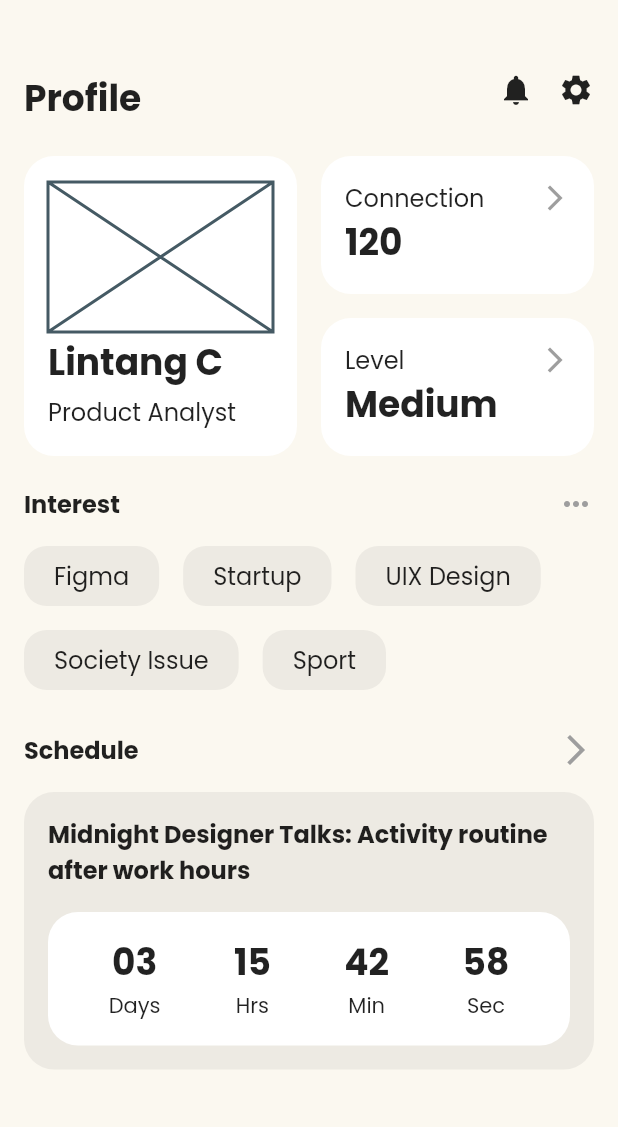
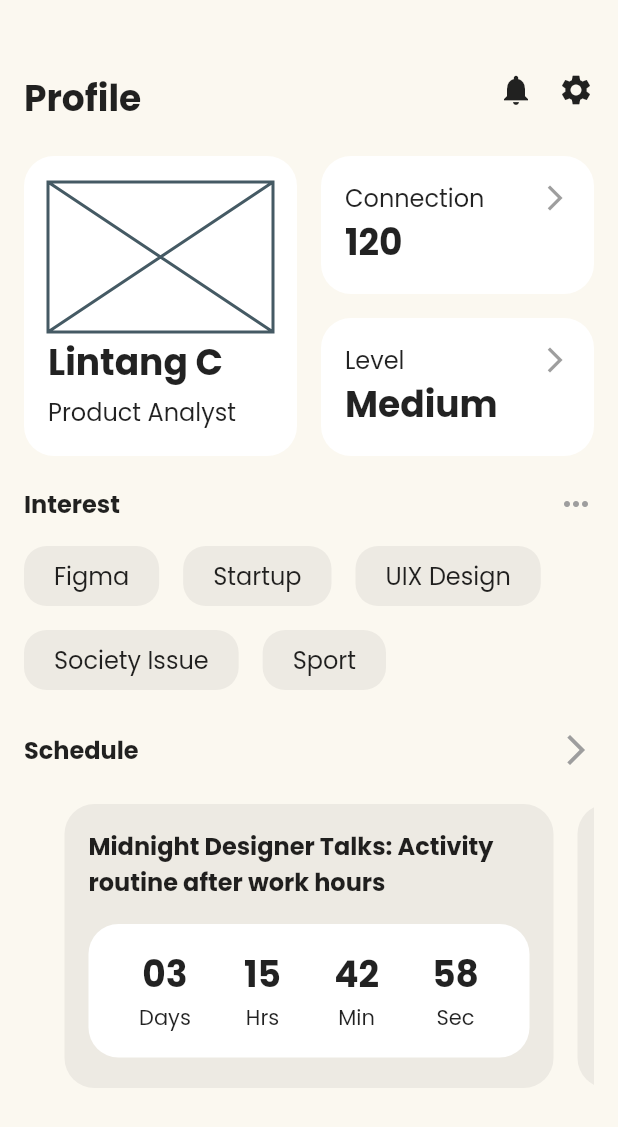
Before and after one commit to tadakun8/social_networking_and_forum_mobile_app_clone, a Flutter app: the screen it shows after launch, on a phone screen of 412 x 824 dp. Shown: the top 1127 px of the screen. Run offline on Flutter 3.47's test engine with Material 2 defaults, Android fonts, the phone set to English and light mode, and no system bars; drawn by our look-alikes of carousel_slider; our stand-ins replace google_fonts.

Commit message:
feat: Add carousels of schedule contents

```diff
--- a/lib/screens/profile/components/schedule.dart
+++ b/lib/screens/profile/components/schedule.dart
@@ -1,9 +1,15 @@
+import 'package:carousel_slider/carousel_slider.dart';
 import 'package:flutter/material.dart';
 
 import '../../../constants.dart';
 
 class Schedule extends StatelessWidget {
-  const Schedule({Key? key}) : super(key: key);
+  Schedule({Key? key}) : super(key: key);
+
+  final List<Widget> carousellist = [
+    const ScheduleContent(),
+    const ScheduleContent()
+  ];
 
   @override
   Widget build(BuildContext context) {
@@ -38,7 +44,15 @@ class Schedule extends StatelessWidget {
         //   ),
         //   items: ,
         // ),
-        const ScheduleContent()
+        CarouselSlider(
+          options: CarouselOptions(
+            autoPlay: true,
+            aspectRatio: 1.85,
+            viewportFraction: 0.9,
+            enableInfiniteScroll: false,
+          ),
+          items: carousellist,
+        ),
       ],
     );
   }
@@ -50,6 +64,8 @@ class ScheduleContent extends StatelessWidget {
   @override
   Widget build(BuildContext context) {
     return Container(
+      width: double.infinity,
+      margin: EdgeInsets.all(Constants.defaultPadding / 2),
       padding: EdgeInsets.all(Constants.defaultPadding),
       decoration: BoxDecoration(
         color: Constants.secondaryColor,
--- a/lib/screens/profile/profile_screen.dart
+++ b/lib/screens/profile/profile_screen.dart
@@ -32,7 +32,7 @@ class ProfileScreen extends StatelessWidget {
               SizedBox(
                 height: Constants.defaultPadding * 1.25,
               ),
-              const Schedule()
+              Schedule()
             ],
           ),
         ),
```
